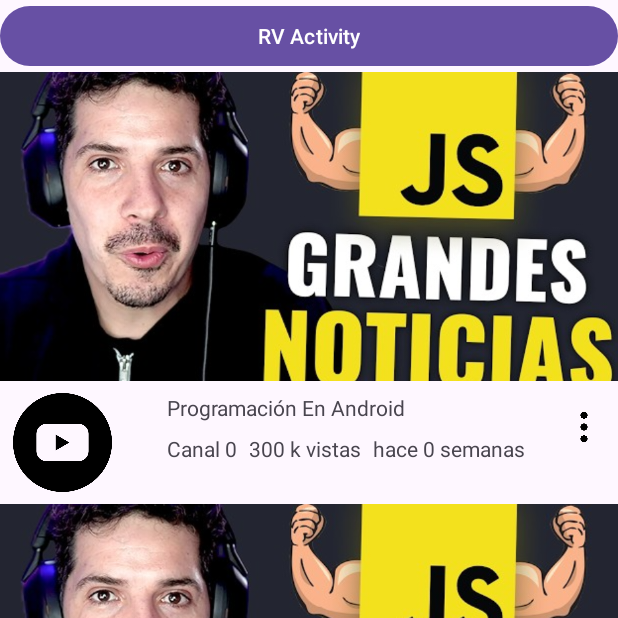
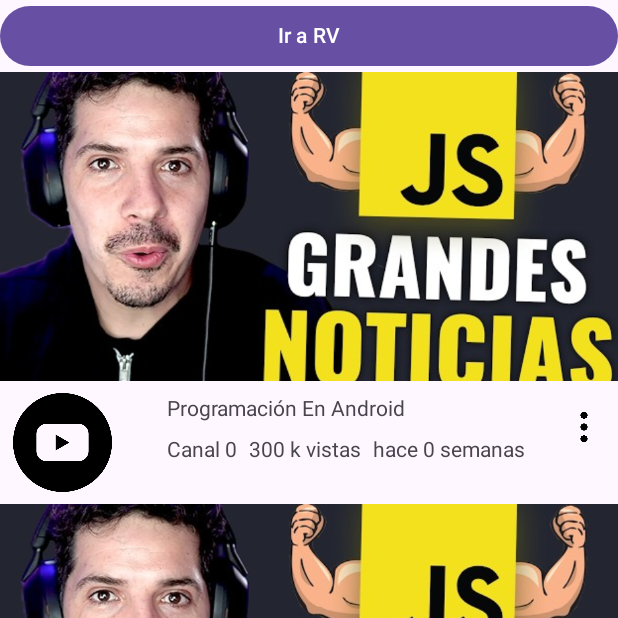
Before and after one commit to jmsb8888/YouTubeClone, an Android app built with Jetpack Compose: the screen it shows after launch (MainActivity), on a phone screen of 412 x 824 dp, the top half of it. Run offline under Robolectric (Android 15) with nearby library versions, the phone set to English and light mode, and no system bars.

Commit message:
feat: add compose

```diff
--- a/app/build.gradle.kts
+++ b/app/build.gradle.kts
@@ -70,4 +70,5 @@ dependencies {
     androidTestImplementation(libs.androidx.ui.test.junit4)
     debugImplementation(libs.androidx.ui.tooling)
     debugImplementation(libs.androidx.ui.test.manifest)
+
 }
--- a/app/src/main/java/com/task/cloneyoutube/MainActivity.kt
+++ b/app/src/main/java/com/task/cloneyoutube/MainActivity.kt
@@ -2,10 +2,13 @@ package com.task.cloneyoutube
 
 import android.content.Intent
 import android.os.Bundle
-import android.widget.Button
 import android.widget.LinearLayout
 import android.widget.TextView
 import androidx.appcompat.app.AppCompatActivity
+import androidx.compose.material3.Button
+import androidx.compose.material3.Text
+import androidx.compose.runtime.Composable
+import androidx.compose.ui.platform.ComposeView
 import com.task.cloneyoutube.rv_activity.YouTubeRecyclerViewActivity
 
 class MainActivity : AppCompatActivity() {
@@ -44,8 +47,21 @@ class MainActivity : AppCompatActivity() {
 
     private fun initViews() {
         secuence_videos = findViewById(R.id.ll_videos)
-        findViewById<Button>(R.id.btn_home_youtube_rv).setOnClickListener {
+        val composeButton = findViewById<ComposeView>(R.id.compose_view)
+        composeButton.setContent {
+            ComposeButton()
+        }
+
+    }
+
+    @Composable
+    private fun ComposeButton() {
+        Button (onClick = {
             startActivity(Intent(this, YouTubeRecyclerViewActivity::class.java))
-        }
+        },
+        content = {
+            Text(text = "Ir a RV")
+        })
     }
+
 }
--- a/app/src/main/java/com/task/cloneyoutube/rv_activity/YouTubeRecyclerViewActivity.kt
+++ b/app/src/main/java/com/task/cloneyoutube/rv_activity/YouTubeRecyclerViewActivity.kt
@@ -63,7 +63,7 @@ class YouTubeRecyclerViewActivity: AppCompatActivity() {
     }
 
     private fun AddDataVideo() {
-        for (i in 0 until 4) {
+        for (i in 0 until 10) {
             listVideos.add(NameChanel("Canal $i", "${i + 300} k vistas", "hace $i semanas"))
         }
     }
--- a/app/src/main/res/layout/activity_main.xml
+++ b/app/src/main/res/layout/activity_main.xml
@@ -7,23 +7,23 @@
     android:layout_height="match_parent"
     tools:context=".MainActivity">
 
-    <Button
-        android:id="@+id/btn_home_youtube_rv"
-        android:layout_width="0dp"
+    <androidx.compose.ui.platform.ComposeView
+        android:id="@+id/compose_view"
+        android:layout_width="match_parent"
         android:layout_height="wrap_content"
-        android:text="RV Activity"
-        app:layout_constraintEnd_toEndOf="parent"
+        app:layout_constraintTop_toTopOf="parent"
+        app:layout_constraintBottom_toTopOf="@id/scrollViewData"
         app:layout_constraintStart_toStartOf="parent"
-        app:layout_constraintTop_toTopOf="parent" />
+        app:layout_constraintEnd_toEndOf="parent" />
 
     <ScrollView
         android:id="@+id/scrollViewData"
         android:layout_width="0dp"
         android:layout_height="0dp"
+        app:layout_constraintTop_toBottomOf="@id/compose_view"
         app:layout_constraintBottom_toBottomOf="parent"
-        app:layout_constraintEnd_toEndOf="parent"
         app:layout_constraintStart_toStartOf="parent"
-        app:layout_constraintTop_toBottomOf="@+id/btn_home_youtube_rv">
+        app:layout_constraintEnd_toEndOf="parent">
 
         <LinearLayout
             android:id="@+id/ll_videos"
@@ -31,4 +31,5 @@
             android:layout_height="wrap_content"
             android:orientation="vertical" />
     </ScrollView>
+
 </androidx.constraintlayout.widget.ConstraintLayout>
```
